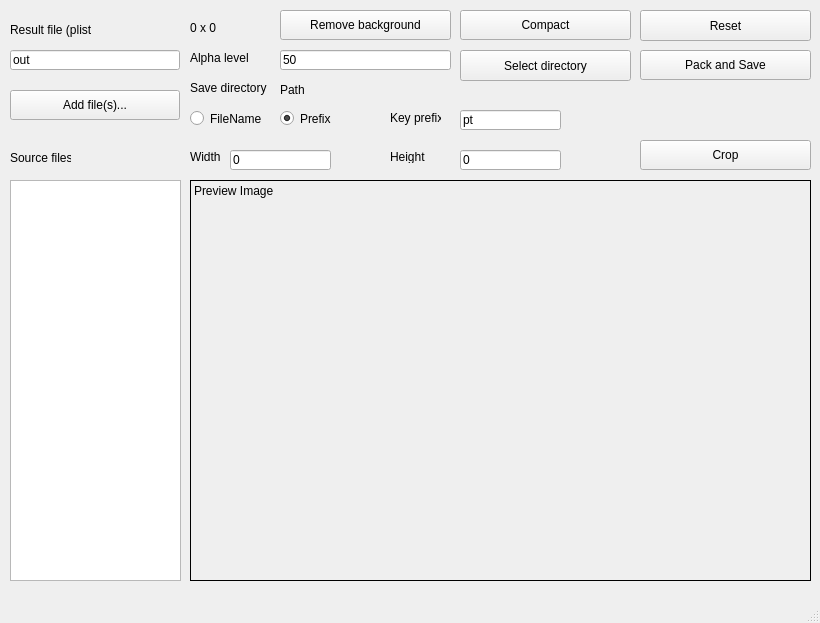
Above: mainwindow.ui from usbport11/TexPack before the change. Below: the same form after it.
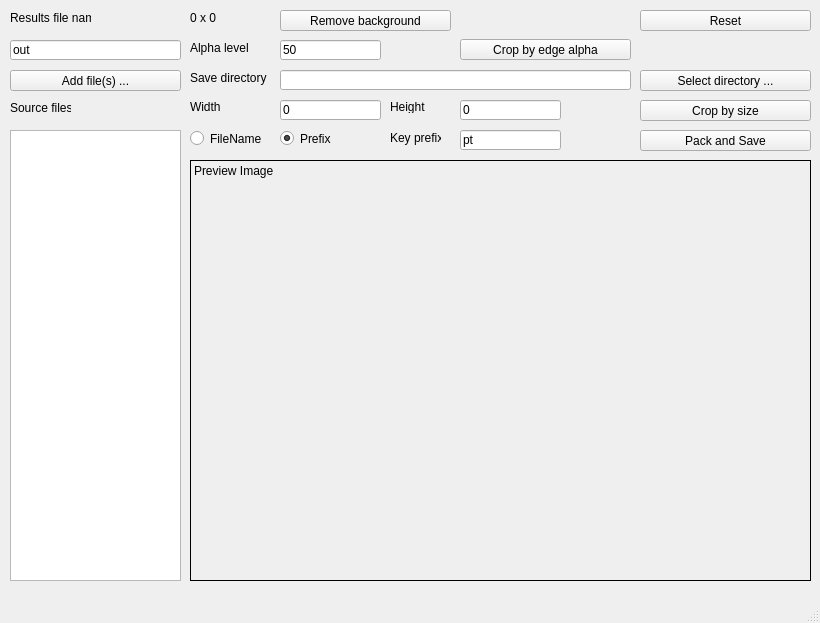
That is the form after the change.

The edit to the form file:
```diff
--- a/mainwindow.ui
+++ b/mainwindow.ui
@@ -18,9 +18,9 @@
     <property name="geometry">
      <rect>
       <x>10</x>
-      <y>180</y>
+      <y>130</y>
       <width>171</width>
-      <height>401</height>
+      <height>451</height>
      </rect>
     </property>
     <property name="editTriggers">
@@ -31,22 +31,22 @@
     <property name="geometry">
      <rect>
       <x>10</x>
-      <y>90</y>
-      <width>170</width>
-      <height>30</height>
+      <y>70</y>
+      <width>171</width>
+      <height>21</height>
      </rect>
     </property>
     <property name="text">
-     <string>Add file(s)...</string>
+     <string>Add file(s) ...</string>
     </property>
    </widget>
    <widget class="QLabel" name="lblPreview">
     <property name="geometry">
      <rect>
       <x>190</x>
-      <y>180</y>
+      <y>160</y>
       <width>621</width>
-      <height>401</height>
+      <height>421</height>
      </rect>
     </property>
     <property name="frameShape">
@@ -66,7 +66,7 @@
     <property name="geometry">
      <rect>
       <x>190</x>
-      <y>20</y>
+      <y>10</y>
       <width>81</width>
       <height>16</height>
      </rect>
@@ -81,7 +81,7 @@
       <x>280</x>
       <y>10</y>
       <width>171</width>
-      <height>30</height>
+      <height>21</height>
      </rect>
     </property>
     <property name="text">
@@ -92,22 +92,22 @@
     <property name="geometry">
      <rect>
       <x>460</x>
-      <y>10</y>
+      <y>39</y>
       <width>171</width>
-      <height>30</height>
+      <height>21</height>
      </rect>
     </property>
     <property name="text">
-     <string>Compact</string>
+     <string>Crop by edge alpha</string>
     </property>
    </widget>
    <widget class="QPushButton" name="btnPackImages">
     <property name="geometry">
      <rect>
       <x>640</x>
-      <y>50</y>
+      <y>130</y>
       <width>171</width>
-      <height>30</height>
+      <height>21</height>
      </rect>
     </property>
     <property name="text">
@@ -118,8 +118,8 @@
     <property name="geometry">
      <rect>
       <x>10</x>
-      <y>50</y>
-      <width>170</width>
+      <y>40</y>
+      <width>171</width>
       <height>20</height>
      </rect>
     </property>
@@ -131,8 +131,8 @@
     <property name="geometry">
      <rect>
       <x>280</x>
-      <y>50</y>
-      <width>171</width>
+      <y>40</y>
+      <width>101</width>
       <height>20</height>
      </rect>
     </property>
@@ -144,7 +144,7 @@
     <property name="geometry">
      <rect>
       <x>190</x>
-      <y>50</y>
+      <y>40</y>
       <width>81</width>
       <height>16</height>
      </rect>
@@ -156,14 +156,14 @@
    <widget class="QPushButton" name="btnSelectDirectory">
     <property name="geometry">
      <rect>
-      <x>460</x>
-      <y>50</y>
+      <x>640</x>
+      <y>70</y>
       <width>171</width>
-      <height>31</height>
+      <height>21</height>
      </rect>
     </property>
     <property name="text">
-     <string>Select directory</string>
+     <string>Select directory ...</string>
     </property>
    </widget>
    <widget class="QPushButton" name="btnReset">
@@ -172,7 +172,7 @@
       <x>640</x>
       <y>10</y>
       <width>171</width>
-      <height>31</height>
+      <height>21</height>
      </rect>
     </property>
     <property name="text">
@@ -183,7 +183,7 @@
     <property name="geometry">
      <rect>
       <x>190</x>
-      <y>80</y>
+      <y>70</y>
       <width>81</width>
       <height>16</height>
      </rect>
@@ -192,24 +192,11 @@
      <string>Save directory</string>
     </property>
    </widget>
-   <widget class="QLabel" name="lblDirectoryPath">
-    <property name="geometry">
-     <rect>
-      <x>280</x>
-      <y>80</y>
-      <width>531</width>
-      <height>20</height>
-     </rect>
-    </property>
-    <property name="text">
-     <string>Path</string>
-    </property>
-   </widget>
    <widget class="QLabel" name="lblKeyPrefix">
     <property name="geometry">
      <rect>
       <x>390</x>
-      <y>110</y>
+      <y>130</y>
       <width>51</width>
       <height>16</height>
      </rect>
@@ -222,7 +209,7 @@
     <property name="geometry">
      <rect>
       <x>460</x>
-      <y>110</y>
+      <y>130</y>
       <width>101</width>
       <height>20</height>
      </rect>
@@ -235,7 +222,7 @@
     <property name="geometry">
      <rect>
       <x>280</x>
-      <y>110</y>
+      <y>130</y>
       <width>82</width>
       <height>17</height>
      </rect>
@@ -251,7 +238,7 @@
     <property name="geometry">
      <rect>
       <x>190</x>
-      <y>110</y>
+      <y>130</y>
       <width>82</width>
       <height>17</height>
      </rect>
@@ -267,20 +254,20 @@
     <property name="geometry">
      <rect>
       <x>10</x>
-      <y>20</y>
+      <y>10</y>
       <width>81</width>
-      <height>20</height>
+      <height>16</height>
      </rect>
     </property>
     <property name="text">
-     <string>Result file (plist)</string>
+     <string>Results file name</string>
     </property>
    </widget>
    <widget class="QLabel" name="lblSourceFiles">
     <property name="geometry">
      <rect>
       <x>10</x>
-      <y>150</y>
+      <y>100</y>
       <width>61</width>
       <height>16</height>
      </rect>
@@ -293,20 +280,20 @@
     <property name="geometry">
      <rect>
       <x>640</x>
-      <y>140</y>
+      <y>100</y>
       <width>171</width>
-      <height>30</height>
+      <height>21</height>
      </rect>
     </property>
     <property name="text">
-     <string>Crop</string>
+     <string>Crop by size</string>
     </property>
    </widget>
    <widget class="QLineEdit" name="edtCropWidth">
     <property name="geometry">
      <rect>
-      <x>230</x>
-      <y>150</y>
+      <x>280</x>
+      <y>100</y>
       <width>101</width>
       <height>20</height>
      </rect>
@@ -319,7 +306,7 @@
     <property name="geometry">
      <rect>
       <x>460</x>
-      <y>150</y>
+      <y>100</y>
       <width>101</width>
       <height>20</height>
      </rect>
@@ -332,7 +319,7 @@
     <property name="geometry">
      <rect>
       <x>190</x>
-      <y>150</y>
+      <y>100</y>
       <width>47</width>
       <height>13</height>
      </rect>
@@ -345,7 +332,7 @@
     <property name="geometry">
      <rect>
       <x>390</x>
-      <y>150</y>
+      <y>100</y>
       <width>47</width>
       <height>13</height>
      </rect>
@@ -354,6 +341,19 @@
      <string>Height</string>
     </property>
    </widget>
+   <widget class="QLineEdit" name="edtDirectoryPath">
+    <property name="geometry">
+     <rect>
+      <x>280</x>
+      <y>70</y>
+      <width>351</width>
+      <height>20</height>
+     </rect>
+    </property>
+    <property name="readOnly">
+     <bool>true</bool>
+    </property>
+   </widget>
   </widget>
   <widget class="QMenuBar" name="menubar">
    <property name="geometry">
```
Left out of the diff: 3 changed lines with no effect on the pictures.
